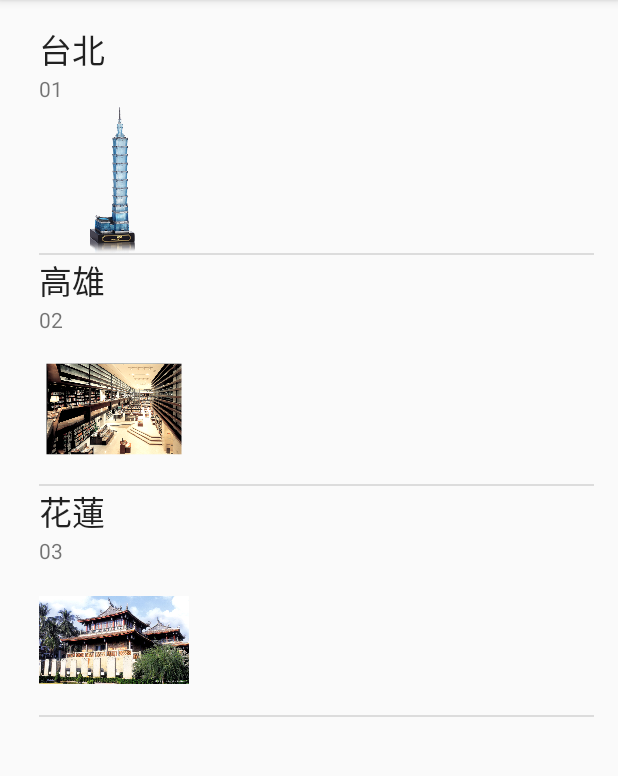
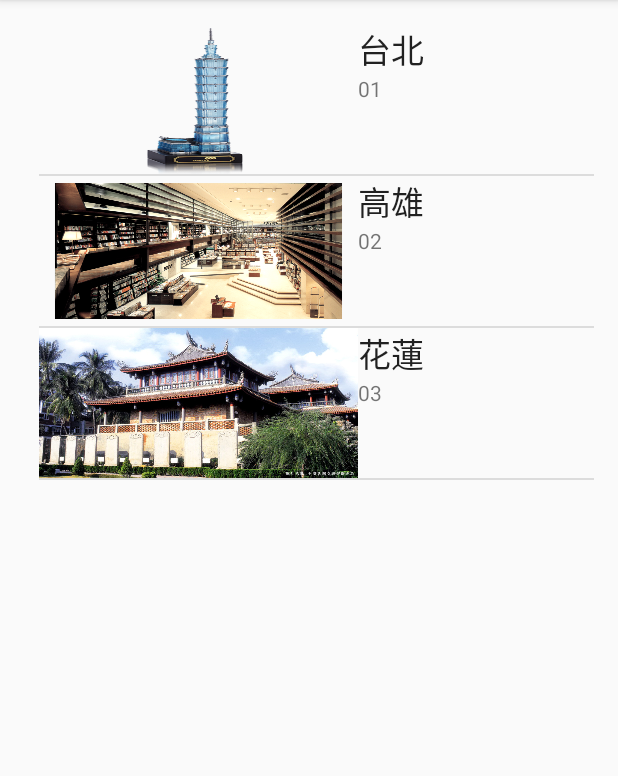
Before and after one commit to dorisshen/SS100704, an Android app: the screen it shows after launch (MainActivity), on a phone screen of 412 x 824 dp, the part 84-860 px from its top. Run offline under Robolectric (Android 15) with nearby library versions, the phone set to English and light mode, and no system bars.

Commit message:
圖片排版

```diff
--- a/app/src/main/java/com/example/student/ss100704/MainActivity.java
+++ b/app/src/main/java/com/example/student/ss100704/MainActivity.java
@@ -1,6 +1,7 @@
 package com.example.student.ss100704;
 
 import android.hardware.camera2.TotalCaptureResult;
+import android.icu.text.UnicodeSetSpanner;
 import android.support.v7.app.AppCompatActivity;
 import android.os.Bundle;
 import android.view.View;
--- a/app/src/main/res/layout/myitem.xml
+++ b/app/src/main/res/layout/myitem.xml
@@ -1,26 +1,40 @@
 <?xml version="1.0" encoding="utf-8"?>
 <LinearLayout xmlns:android="http://schemas.android.com/apk/res/android"
     xmlns:app="http://schemas.android.com/apk/res-auto"
-    android:orientation="vertical" android:layout_width="match_parent"
+    xmlns:tools="http://schemas.android.com/tools"
+    android:orientation="horizontal" android:layout_width="match_parent"
     android:layout_height="match_parent">
 
-    <TextView
-        android:text="TextView"
-        android:layout_width="match_parent"
-        android:layout_height="wrap_content"
-        android:id="@+id/textView2"
-        android:textAppearance="@android:style/TextAppearance.DeviceDefault.Large" />
-
-    <TextView
-        android:text="TextView"
-        android:layout_width="match_parent"
-        android:layout_height="wrap_content"
-        android:id="@+id/textView" />
 
     <ImageView
-        android:layout_width="100dp"
         android:layout_height="100dp"
         app:srcCompat="@drawable/c1"
-        android:id="@+id/imageView" />
+        android:id="@+id/imageView"
+        android:layout_weight="1"
+        android:scaleType="fitXY"
+        android:layout_width="100dp" />
 
-</LinearLayout>
+    <LinearLayout
+            android:orientation="vertical"
+            android:layout_width="wrap_content"
+            android:layout_height="wrap_content"
+            android:layout_weight="1">
+
+            <TextView
+                android:text="TextView"
+                android:layout_width="wrap_content"
+                android:layout_height="wrap_content"
+                android:id="@+id/textView2"
+                android:textAppearance="@android:style/TextAppearance.DeviceDefault.Large"
+                android:layout_weight="1" />
+
+            <TextView
+                android:text="TextView"
+                android:layout_width="wrap_content"
+                android:layout_height="wrap_content"
+                android:id="@+id/textView"
+                android:layout_weight="1" />
+
+        </LinearLayout>
+
+    </LinearLayout>
```
